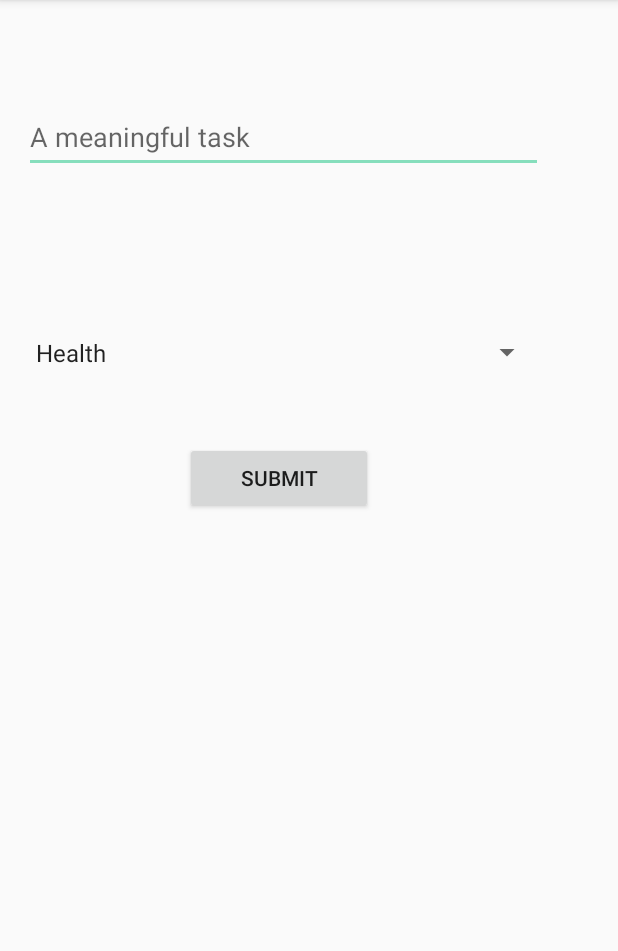
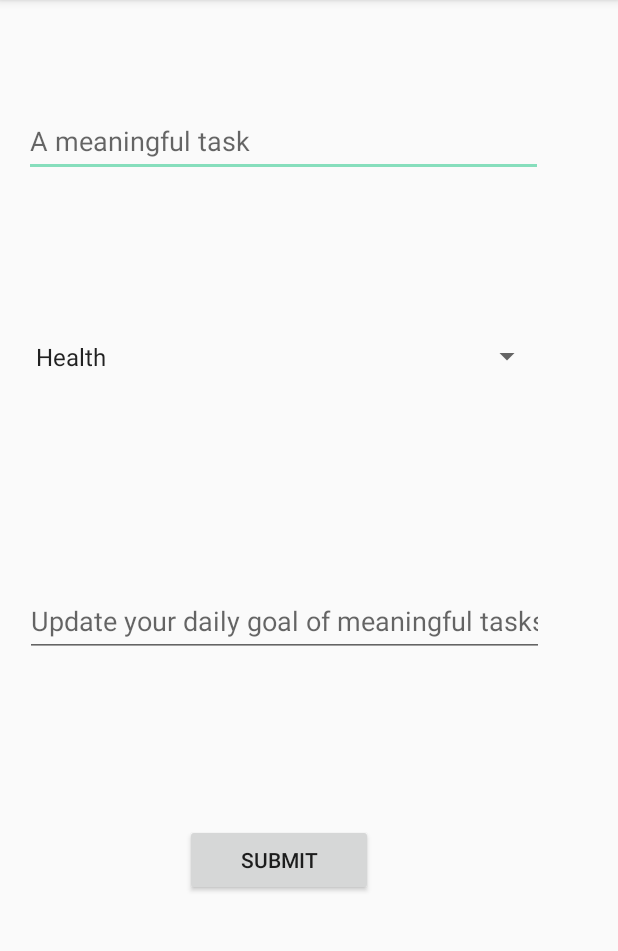
Before and after one commit to guillermo31/MeaningfulDay, an Android app: the screen it shows after launch (AddActivity), after a tap on "ADD", on a phone screen of 412 x 824 dp, the part 84-1035 px from its top. Run offline under Robolectric (Android 15) with nearby library versions, the phone set to English and light mode, and no system bars.

Commit message:
Added daily goal input field

```diff
--- a/app/build.gradle
+++ b/app/build.gradle
@@ -31,3 +31,7 @@ dependencies {
 dependencies{
     implementation 'com.github.PhilJay:MPAndroidChart:v3.0.1'
 }
+
+dependencies {
+    implementation 'com.google.code.gson:gson:2.8.5'
+}
--- a/app/src/main/java/com/guillermoramos/meaningfulday/controller/MainActivity.java
+++ b/app/src/main/java/com/guillermoramos/meaningfulday/controller/MainActivity.java
@@ -1,26 +1,31 @@
 package com.guillermoramos.meaningfulday.controller;
 
+import android.app.Activity;
 import android.content.Intent;
+import android.content.SharedPreferences;
+import android.preference.PreferenceManager;
 import android.support.v7.app.AppCompatActivity;
 import android.os.Bundle;
 import android.view.View;
 import android.widget.Button;
 
+import com.google.gson.Gson;
+import com.google.gson.reflect.TypeToken;
 import com.guillermoramos.meaningfulday.R;
 import com.guillermoramos.meaningfulday.model.MeaningfulTask;
 
+import java.lang.reflect.Type;
 import java.util.ArrayList;
 
-public class MainActivity extends AppCompatActivity
-{
+public class MainActivity extends AppCompatActivity {
 
     private Button addButton;
     private Button progressButton;
     static ArrayList<MeaningfulTask> taskList;
+    static int dailyGoal = 0;
 
     @Override
-    protected void onCreate(Bundle savedInstanceState)
-    {
+    protected void onCreate(Bundle savedInstanceState) {
         super.onCreate(savedInstanceState);
         setContentView(R.layout.activity_main);
 
@@ -29,32 +34,30 @@ public class MainActivity extends AppCompatActivity
         addButton = (Button) findViewById(R.id.add_button);
         progressButton = (Button) findViewById(R.id.progressPage);
 
-        addButton.setOnClickListener(new View.OnClickListener(){
+        addButton.setOnClickListener(new View.OnClickListener() {
             @Override
-            public void onClick(View v)
-            {
+            public void onClick(View v) {
                 openAddScreen();
             }
         });
-        progressButton.setOnClickListener(new View.OnClickListener(){
+        progressButton.setOnClickListener(new View.OnClickListener() {
             @Override
-            public void onClick(View v)
-            {
+            public void onClick(View v) {
                 openProgressScreen();
             }
         });
 
     }
 
-    public void openAddScreen()
-    {
+    public void openAddScreen() {
         Intent intent = new Intent(this, AddActivity.class);
         startActivity(intent);
     }
-    public void openProgressScreen()
-    {
+
+    public void openProgressScreen() {
         Intent intent = new Intent(this, ProgressActivity.class);
         startActivity(intent);
     }
 
+
 }
--- a/app/src/main/res/layout/activity_add.xml
+++ b/app/src/main/res/layout/activity_add.xml
@@ -35,8 +35,8 @@
         android:layout_marginTop="50dp"
         android:layout_marginEnd="49dp"
         android:layout_marginRight="49dp"
-        android:layout_marginBottom="519dp"
-        app:layout_constraintBottom_toBottomOf="parent"
+        android:layout_marginBottom="67dp"
+        app:layout_constraintBottom_toTopOf="@+id/goalInput"
         app:layout_constraintEnd_toEndOf="parent"
         app:layout_constraintHorizontal_bias="0.0"
         app:layout_constraintStart_toStartOf="parent"
@@ -48,12 +48,31 @@
         android:layout_height="wrap_content"
         android:layout_marginStart="123dp"
         android:layout_marginLeft="123dp"
-        android:layout_marginTop="32dp"
+        android:layout_marginTop="63dp"
         android:layout_marginEnd="163dp"
         android:layout_marginRight="163dp"
-        android:layout_marginBottom="421dp"
+        android:layout_marginBottom="177dp"
         android:text="Submit"
         app:layout_constraintBottom_toBottomOf="parent"
+        app:layout_constraintEnd_toEndOf="parent"
+        app:layout_constraintHorizontal_bias="0.0"
+        app:layout_constraintStart_toStartOf="parent"
+        app:layout_constraintTop_toBottomOf="@+id/goalInput" />
+
+    <EditText
+        android:id="@+id/goalInput"
+        android:layout_width="346dp"
+        android:layout_height="47dp"
+        android:layout_marginStart="16dp"
+        android:layout_marginLeft="16dp"
+        android:layout_marginTop="62dp"
+        android:layout_marginEnd="49dp"
+        android:layout_marginRight="49dp"
+        android:layout_marginBottom="48dp"
+        android:ems="10"
+        android:hint="Update your daily goal of meaningful tasks"
+        android:inputType="number"
+        app:layout_constraintBottom_toTopOf="@+id/submitButton"
         app:layout_constraintEnd_toEndOf="parent"
         app:layout_constraintStart_toStartOf="parent"
         app:layout_constraintTop_toBottomOf="@+id/task_categories" />
```
